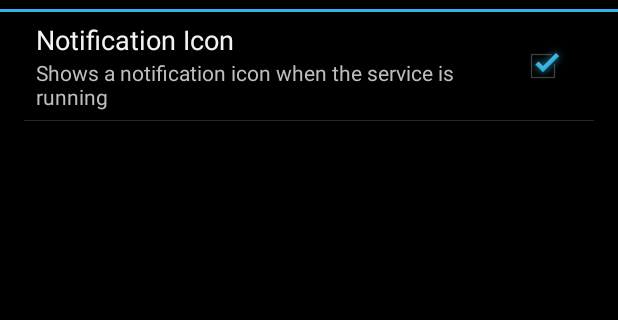
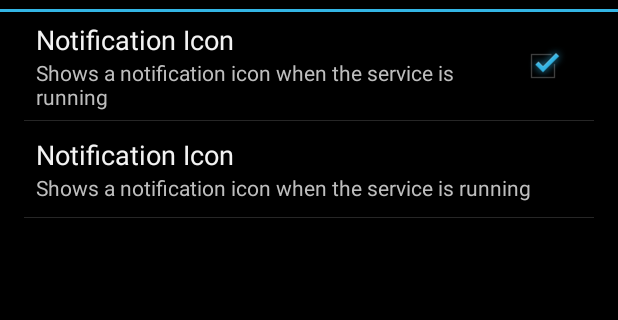
Before and after one commit to jordanrobinson/track-to-speech, an Android app: the PrefsActivity screen opened directly, with no data from a screen before it, on a phone screen of 412 x 824 dp, the part 60-380 px from its top. Run offline under Robolectric (Android 15) with nearby library versions, the phone set to English and light mode, and no system bars.

Commit message:
Starts work on speech patterns

```diff
--- a/app/src/main/java/uk/co/jordanrobinson/tracktospeech/PrefsActivity.java
+++ b/app/src/main/java/uk/co/jordanrobinson/tracktospeech/PrefsActivity.java
@@ -25,7 +25,6 @@ public class PrefsActivity extends PreferenceActivity implements SharedPreferenc
 				MainActivity.showNotifier = false;
 			}
 			else {
-				//TODO: show the notification...
 				MainActivity.showNotifier = true;
 			}
 		}
--- a/app/src/main/res/values/strings.xml
+++ b/app/src/main/res/values/strings.xml
@@ -8,5 +8,8 @@
     <!-- settings strings -->
     <string name="pref_notify">Notification Icon</string>
     <string name="pref_notify_summ">Shows a notification icon when the service is running</string>
+    <string name="pref_pattern">Speech Pattern</string>
+    <string name="pref_pattern_summ">Configures the order in which the announcement is made</string>
+
 
 </resources>
--- a/app/src/main/res/xml/preferences.xml
+++ b/app/src/main/res/xml/preferences.xml
@@ -5,4 +5,11 @@
         android:title="@string/pref_notify"
         android:summary="@string/pref_notify_summ"
         android:defaultValue="true" />
+
+    <EditTextPreference
+        android:key="speech_pattern"
+        android:title="@string/pref_notify"
+        android:summary="@string/pref_notify_summ"
+        android:defaultValue="true"
+        />
 </PreferenceScreen>
```
